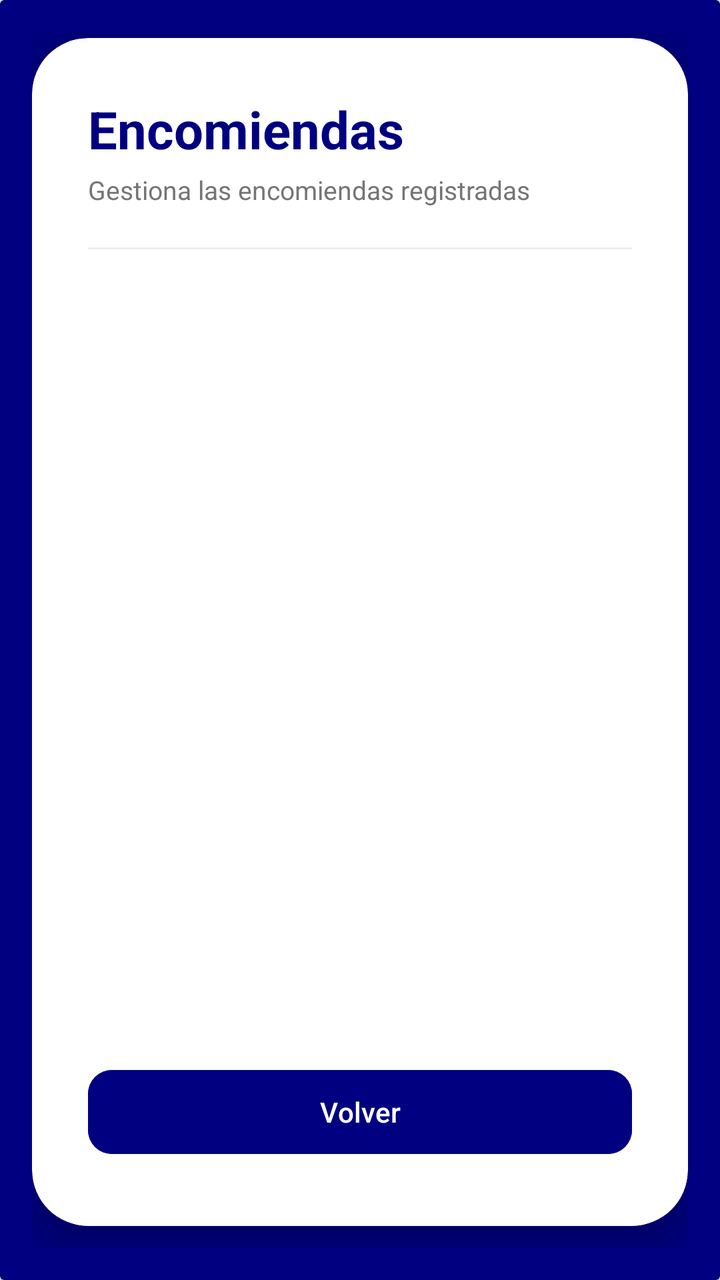
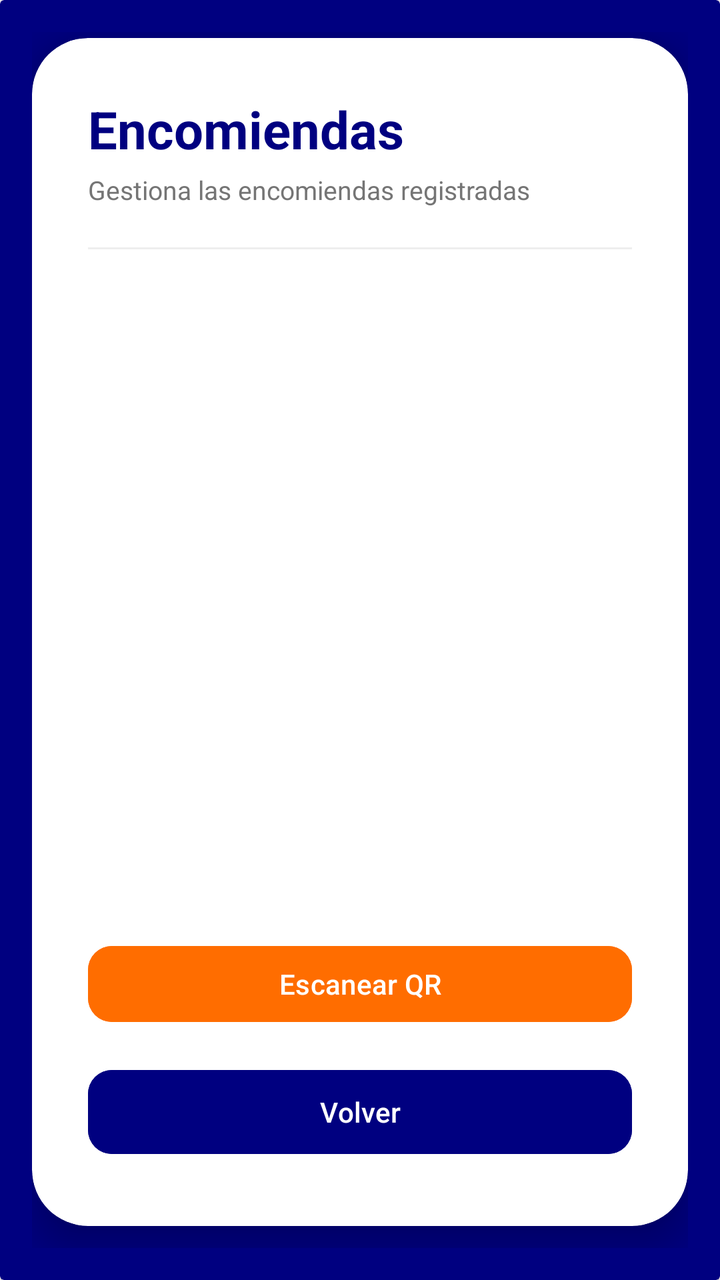

Compare the two renders of this Android layout. The source of the first and the diff that turns it into the second are given below.
<!-- AndroidManifest.xml: application theme Theme.GestionEquipaje -->
<!-- res/layout/activity_ver_encomienda.xml -->
<?xml version="1.0" encoding="utf-8"?>
<androidx.cardview.widget.CardView xmlns:android="http://schemas.android.com/apk/res/android"
    xmlns:app="http://schemas.android.com/apk/res-auto"
    xmlns:tools="http://schemas.android.com/tools"
    android:id="@+id/main"
    android:layout_width="match_parent"
    android:layout_height="match_parent"
    app:cardBackgroundColor="@color/color_primario"
    tools:context=".Equipaje.VerEquipaje">

    <LinearLayout
        android:layout_width="match_parent"
        android:layout_height="match_parent"
        android:orientation="horizontal"
        android:padding="16dp"
        android:gravity="center_vertical">

        <androidx.cardview.widget.CardView
            android:layout_width="match_parent"
            android:layout_height="594dp"
            android:layout_marginTop="20dp"
            android:layout_marginBottom="24dp"
            app:cardBackgroundColor="@color/white"
            app:cardCornerRadius="28dp"
            app:cardElevation="12dp">

            <LinearLayout
                android:layout_width="match_parent"
                android:layout_height="590dp"
                android:orientation="vertical"
                android:padding="28dp">

                <TextView
                    android:id="@+id/txtTituloLogIn"
                    android:layout_width="wrap_content"
                    android:layout_height="wrap_content"
                    android:text="Encomiendas"
                    android:textColor="@color/color_primario"
                    android:textSize="26sp"
                    android:textStyle="bold" />

                <TextView
                    android:layout_width="wrap_content"
                    android:layout_height="wrap_content"
                    android:layout_marginTop="4dp"
                    android:text="Gestiona las encomiendas registradas"
                    android:textColor="#757575"
                    android:textSize="13sp" />

                <View
                    android:layout_width="match_parent"
                    android:layout_height="1dp"
                    android:layout_marginTop="20dp"
                    android:background="#EEEEEE" />

                <ProgressBar
                    android:id="@+id/progresoListaEncomienda"
                    style="?android:attr/progressBarStyleHorizontal"
                    android:layout_width="match_parent"
                    android:layout_height="wrap_content"
                    android:layout_marginTop="8dp"
                    android:indeterminate="true"
                    android:visibility="gone" />

                <TextView
                    android:id="@+id/tvVacioEncomienda"
                    android:layout_width="match_parent"
                    android:layout_height="wrap_content"
                    android:layout_marginTop="12dp"
                    android:gravity="center"
                    android:text="No hay encomiendas registradas"
                    android:textColor="#757575"
                    android:visibility="gone" />

                <androidx.recyclerview.widget.RecyclerView
                    android:id="@+id/rvEncomiendas"
                    android:layout_width="match_parent"
                    android:layout_height="355dp"
                    android:layout_weight="1"
                    android:clipToPadding="false"
                    android:paddingHorizontal="4dp"
                    android:paddingTop="12dp" />

                <Button
                    android:id="@+id/btnVolverMenuEncomienda"
                    android:layout_width="match_parent"
                    android:layout_height="50dp"
                    android:layout_marginTop="16dp"
                    android:backgroundTint="@color/color_primario"
                    android:text="Volver"
                    app:cornerRadius="12dp" />

            </LinearLayout>

        </androidx.cardview.widget.CardView>

    </LinearLayout>

</androidx.cardview.widget.CardView>
<!-- resources referenced by this layout -->
<resources>
  <color name="color_primario">#000080</color>
  <color name="white">#FFFFFFFF</color>
  <style name="Theme.GestionEquipaje" parent="Base.Theme.GestionEquipaje" />
  <style name="Base.Theme.GestionEquipaje" parent="Theme.Material3.DayNight.NoActionBar">
          
          <item name="colorPrimary">@color/color_primario</item>
          <item name="colorSecondary">@color/color_secundario</item>
      </style>
  <color name="color_secundario">#D48043</color>
</resources>

<!-- the commit's change to res/layout/activity_ver_encomienda.xml (unified diff, before → after) -->
@@ -75,11 +75,19 @@
                 <androidx.recyclerview.widget.RecyclerView
                     android:id="@+id/rvEncomiendas"
                     android:layout_width="match_parent"
-                    android:layout_height="355dp"
+                    android:layout_height="300dp"
                     android:layout_weight="1"
                     android:clipToPadding="false"
                     android:paddingHorizontal="4dp"
                     android:paddingTop="12dp" />
+                <Button
+                    android:id="@+id/btnEscanearQr"
+                    android:layout_width="match_parent"
+                    android:layout_height="46dp"
+                    android:layout_marginTop="10dp"
+                    android:backgroundTint="#FF6D00"
+                    android:text="Escanear QR"
+                    app:cornerRadius="12dp" />
 
                 <Button
                     android:id="@+id/btnVolverMenuEncomienda"
